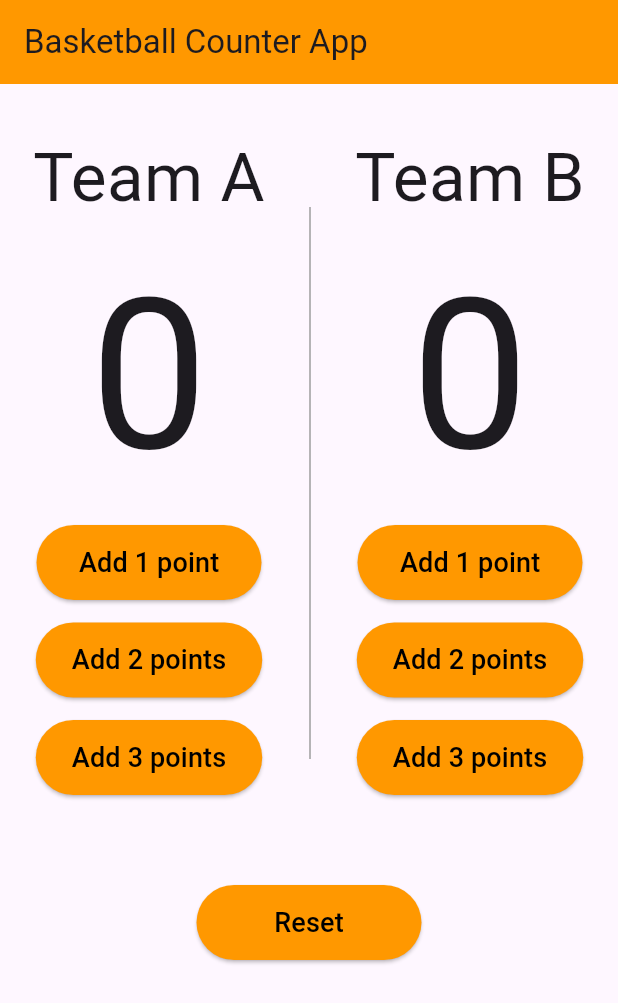
After one commit to Shrouk-Ashraf/basketball-counter-app, a Flutter app: the screen it shows after launch, on a phone screen of 412 x 824 dp. The commit adds this screen. Shown: the top 1003 px of the screen. Run offline on Flutter 3.47's test engine with Material 3 defaults, Android fonts, the phone set to English and light mode, and no system bars; our stand-ins replace bloc.

Commit message:
add cubit and make edits in project so it can run

```diff
--- /dev/null
+++ b/lib/basketball_counter_screen.dart
@@ -0,0 +1,203 @@
+import 'package:flutter/material.dart';
+
+class BasketballCounterScreen extends StatefulWidget {
+  const BasketballCounterScreen({Key? key}) : super(key: key);
+
+  @override
+  _BasketballCounterScreenState createState() =>
+      _BasketballCounterScreenState();
+}
+
+class _BasketballCounterScreenState extends State<BasketballCounterScreen> {
+  int teamAScore = 0;
+  int teamBScore = 0;
+  @override
+  Widget build(BuildContext context) {
+    return Scaffold(
+      appBar: AppBar(
+        backgroundColor: Colors.orange,
+        title: Text("Basketball Counter App"),
+      ),
+      body: Column(
+        children: [
+          Padding(
+            padding: const EdgeInsets.symmetric(vertical: 30),
+            child: Row(
+              mainAxisAlignment: MainAxisAlignment.spaceEvenly,
+              children: [
+                Column(
+                  children: [
+                    const Text(
+                      "Team A",
+                      style: TextStyle(
+                        fontSize: 45,
+                      ),
+                    ),
+                    Container(
+                      width: 150,
+                      height: 200,
+                      child: FittedBox(
+                        fit: BoxFit.contain,
+                        child: Text("$teamAScore",
+                            style: TextStyle(fontSize: 150)),
+                      ),
+                    ),
+                    ElevatedButton(
+                      style: ElevatedButton.styleFrom(
+                        primary: Colors.orange,
+                        minimumSize: Size(150, 50),
+                      ),
+                      onPressed: () {
+                        setState(() {
+                          teamAScore++;
+                        });
+                      },
+                      child: Text(
+                        "Add 1 point",
+                        style: TextStyle(color: Colors.black, fontSize: 18),
+                      ),
+                    ),
+                    const SizedBox(
+                      height: 15,
+                    ),
+                    ElevatedButton(
+                      style: ElevatedButton.styleFrom(
+                        primary: Colors.orange,
+                        minimumSize: Size(150, 50),
+                      ),
+                      onPressed: () {
+                        setState(() {
+                          teamAScore += 2;
+                        });
+                      },
+                      child: Text(
+                        "Add 2 points",
+                        style: TextStyle(color: Colors.black, fontSize: 18),
+                      ),
+                    ),
+                    const SizedBox(
+                      height: 15,
+                    ),
+                    ElevatedButton(
+                      style: ElevatedButton.styleFrom(
+                        primary: Colors.orange,
+                        minimumSize: Size(150, 50),
+                      ),
+                      onPressed: () {
+                        setState(() {
+                          teamAScore += 3;
+                        });
+                      },
+                      child: Text(
+                        "Add 3 points",
+                        style: TextStyle(color: Colors.black, fontSize: 18),
+                      ),
+                    )
+                  ],
+                ),
+                const SizedBox(
+                  height: 400,
+                  child: VerticalDivider(
+                    color: Colors.grey,
+                    thickness: 1,
+                    indent: 30,
+                    endIndent: 2,
+                  ),
+                ),
+                Column(
+                  children: [
+                    const Text(
+                      "Team B",
+                      style: TextStyle(
+                        fontSize: 45,
+                      ),
+                    ),
+                    Container(
+                      width: 150,
+                      height: 200,
+                      child: FittedBox(
+                        fit: BoxFit.contain,
+                        child: Text("$teamBScore",
+                            style: TextStyle(fontSize: 150)),
+                      ),
+                    ),
+                    ElevatedButton(
+                      style: ElevatedButton.styleFrom(
+                        primary: Colors.orange,
+                        minimumSize: Size(150, 50),
+                      ),
+                      onPressed: () {
+                        setState(() {
+                          teamBScore++;
+                        });
+                      },
+                      child: Text(
+                        "Add 1 point",
+                        style: TextStyle(color: Colors.black, fontSize: 18),
+                      ),
+                    ),
+                    const SizedBox(
+                      height: 15,
+                    ),
+                    ElevatedButton(
+                      style: ElevatedButton.styleFrom(
+                        primary: Colors.orange,
+                        minimumSize: Size(150, 50),
+                      ),
+                      onPressed: () {
+                        setState(() {
+                          teamBScore += 2;
+                        });
+                      },
+                      child: Text(
+                        "Add 2 points",
+                        style: TextStyle(color: Colors.black, fontSize: 18),
+                      ),
+                    ),
+                    const SizedBox(
+                      height: 15,
+                    ),
+                    ElevatedButton(
+                      style: ElevatedButton.styleFrom(
+                        primary: Colors.orange,
+                        minimumSize: Size(150, 50),
+                      ),
+                      onPressed: () {
+                        setState(() {
+                          teamBScore += 3;
+                        });
+                      },
+                      child: Text(
+                        "Add 3 points",
+                        style: TextStyle(color: Colors.black, fontSize: 18),
+                      ),
+                    )
+                  ],
+                ),
+              ],
+            ),
+          ),
+          const SizedBox(
+            height: 30,
+          ),
+          ElevatedButton(
+            style: ElevatedButton.styleFrom(
+              primary: Colors.orange,
+              minimumSize: Size(150, 50),
+            ),
+            onPressed: () {
+              setState(() {
+                teamAScore = 0;
+                teamBScore = 0;
+              });
+            },
+            child: Text(
+              "Reset",
+              style: TextStyle(color: Colors.black, fontSize: 18),
+            ),
+          ),
+        ],
+      ),
+    );
+  }
+}
--- /dev/null
+++ b/lib/cubits/counter_cubit/counter_cubit.dart
@@ -0,0 +1,8 @@
+import 'package:bloc/bloc.dart';
+import 'package:meta/meta.dart';
+
+part 'counter_state.dart';
+
+class CounterCubit extends Cubit<CounterState> {
+  CounterCubit() : super(CounterInitial());
+}
--- /dev/null
+++ b/lib/cubits/counter_cubit/counter_state.dart
@@ -0,0 +1,6 @@
+part of 'counter_cubit.dart';
+
+@immutable
+class CounterState {}
+
+class CounterInitial extends CounterState {}
--- a/lib/main.dart
+++ b/lib/main.dart
@@ -1,9 +1,20 @@
-import 'package:basketball_points_counter_app/BasketballCounterApp.dart';
+import 'package:basketball_points_counter_app/basketball_counter_screen.dart';
 import 'package:flutter/material.dart';
 
 void main() {
-  runApp(MaterialApp(
-    debugShowCheckedModeBanner: false,
-    home: BasketballCounterApp(),
-  ));
+  runApp(
+    BasketballCounterApp(),
+  );
 }
+
+class BasketballCounterApp extends StatelessWidget {
+  const BasketballCounterApp({Key? key}) : super(key: key);
+
+  @override
+  Widget build(BuildContext context) {
+    return MaterialApp(
+      debugShowCheckedModeBanner: false,
+      home: BasketballCounterScreen(),
+    );
+  }
+}
```
Also changed, not shown: lib/BasketballCounterApp.dart (deleted, +0 -205 lines), pubspec.yaml (+3 -10 lines), pubspec.lock, 3 other files.
